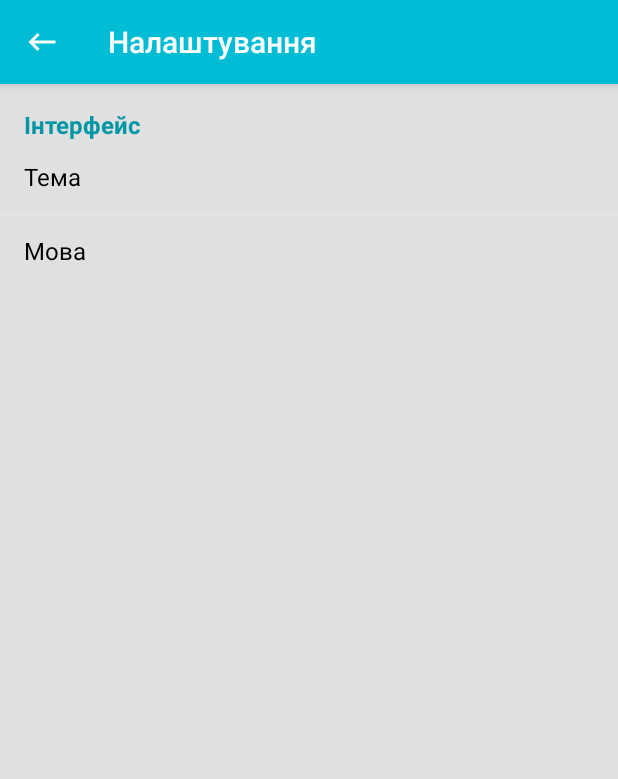
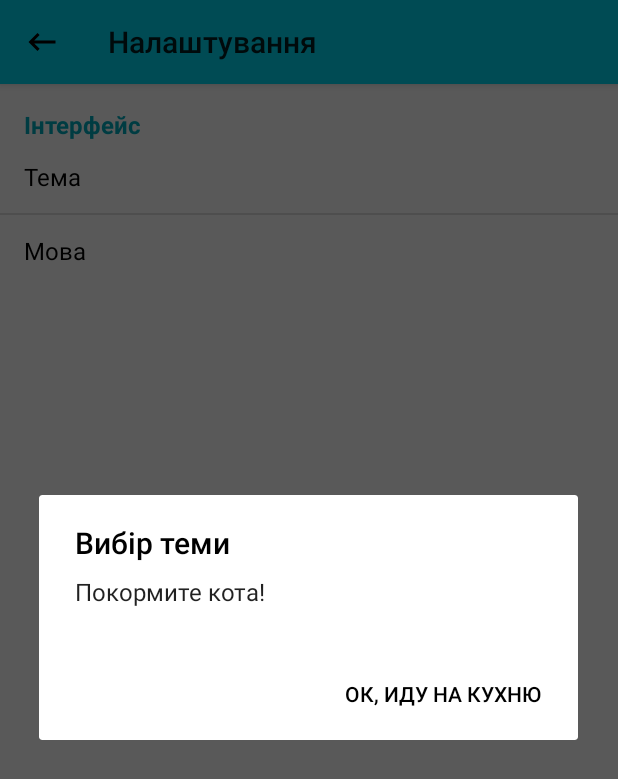
Before and after one commit to XBICT/-MyNotes, an Android app: the SettingsActivity screen opened directly, with no data from a screen before it, after a tap on "Тема", on a phone screen of 412 x 824 dp. Shown: the top 779 px of the screen. Run offline under Robolectric (Android 15) with nearby library versions, the phone set to English and light mode, and no system bars.

Commit message:
cardView(delete,edit,title) settings(dialogs)

```diff
--- a/app/build.gradle
+++ b/app/build.gradle
@@ -6,7 +6,7 @@ android {
 
     defaultConfig {
         applicationId "com.prosto.mynotes"
-        minSdkVersion 22
+        minSdkVersion 21
         targetSdkVersion 23
         versionCode 1
         versionName "1.0"
--- a/app/src/main/java/com/prosto/mynotes/MainActivity.java
+++ b/app/src/main/java/com/prosto/mynotes/MainActivity.java
@@ -33,6 +33,7 @@ import com.mikepenz.materialdrawer.model.interfaces.IDrawerItem;
 import com.mikepenz.materialdrawer.model.interfaces.IProfile;
 
 import java.io.BufferedReader;
+import java.io.File;
 import java.io.FileInputStream;
 import java.io.FileOutputStream;
 import java.io.IOException;
@@ -40,6 +41,8 @@ import java.io.InputStreamReader;
 import java.util.ArrayList;
 
 public class MainActivity extends AppCompatActivity {
+   // File notes = new File( PATH);
+  //  File title = new File( PATH_TITLES);
     private static final String PATH = "data.txt";
     private static final String PATH_TITLES = "title.txt";
     private static String LOG_TAG = "CardViewActivity";
--- a/app/src/main/java/com/prosto/mynotes/SettingsActivity.java
+++ b/app/src/main/java/com/prosto/mynotes/SettingsActivity.java
@@ -65,6 +65,34 @@ public class SettingsActivity extends AppCompatActivity {
             @Override
             public void onItemClick(AdapterView<?> parent, View view, int position, long id) {
                 view.setSelected(true);
+                AlertDialog.Builder builder = new AlertDialog.Builder(SettingsActivity.this);
+                switch (position){
+                    case 0:
+                        builder.setTitle("Вибір теми")
+                                .setMessage("Покормите кота!")
+                                .setCancelable(true)
+                                .setNegativeButton("ОК, иду на кухню",
+                                        new DialogInterface.OnClickListener() {
+                                            public void onClick(DialogInterface dialog, int id) {
+                                                dialog.cancel();
+                                            }
+                                        });
+                        break;
+                    case 1:
+                        builder.setTitle("Вибір мови")
+                                .setMessage("Покормите кота!")
+                                .setCancelable(true)
+                                .setNegativeButton("ОК, иду на кухню",
+                                        new DialogInterface.OnClickListener() {
+                                            public void onClick(DialogInterface dialog, int id) {
+                                                dialog.cancel();
+                                            }
+                                        });
+
+                        break;
+                }
+                AlertDialog alert = builder.create();
+                alert.show();
                 Toast toast = Toast.makeText(getApplicationContext(),  settingsAdapter.getItem(position), Toast.LENGTH_SHORT);
                 toast.show();
             }
--- a/app/src/main/res/drawable/keyboard_backspace.xml
+++ b/app/src/main/res/drawable/keyboard_backspace.xml
@@ -4,5 +4,5 @@
     android:width="24dp"
     android:viewportWidth="24"
     android:viewportHeight="24">
-    <path android:fillColor="#fff" android:pathData="M21,11H6.83L10.41,7.41L9,6L3,12L9,18L10.41,16.58L6.83,13H21V11Z" />
+    <path android:fillColor="#000" android:pathData="M21,11H6.83L10.41,7.41L9,6L3,12L9,18L10.41,16.58L6.83,13H21V11Z" />
 </vector>
--- a/app/src/main/res/layout/settings_layout.xml
+++ b/app/src/main/res/layout/settings_layout.xml
@@ -28,13 +28,13 @@
             android:layout_marginTop="72dp"
             android:layout_marginRight="16dp"
             android:layout_alignParentStart="true" />
-
         <ListView
             android:layout_width="wrap_content"
             android:layout_height="wrap_content"
             android:id="@+id/listSettings"
             android:layout_alignParentStart="true"
-            android:layout_below="@+id/textView" />
+            android:layout_below="@+id/textView"
+            style="@style/Base.Widget.AppCompat.ListView" />
 
     </RelativeLayout>
     <android.support.design.widget.CoordinatorLayout
--- a/app/src/main/res/values/styles.xml
+++ b/app/src/main/res/values/styles.xml
@@ -1,7 +1,7 @@
 <?xml version="1.0" encoding="utf-8"?>
 <resources>
 
-<style name="AppTheme" parent="Theme.AppCompat.NoActionBar"/>
+<style name="AppTheme" parent="Theme.AppCompat.Light.NoActionBar"/>
 
 <style name="AppDefault" parent="AppTheme">
     <item name="colorPrimary">@color/colorPrimary</item>
@@ -9,22 +9,19 @@
     <item name="colorAccent">@color/colorAccent</item>
     <item name="windowNoTitle">true</item>
     <item name="android:textColor">@color/TextColor</item>
-    <item name="android:colorControlNormal">@color/white</item>
 
 
 </style>
 
     <style name="ListViewStyle.Light" parent="android:style/Widget.ListView">
-        <item name="android:padding">10dp</item>
-        <item name="android:elevation">2dp</item>
-        <item name="android:height">40dp</item>
+        <item name="background">@color/BGNgoodle</item>
+        <item name="android:padding">16dp</item>
+        <item name="android:divider">@color/material_grey_500</item>
         <item name="android:dividerHeight">1dp</item>
         <item name="android:drawSelectorOnTop">false</item>
-        <item name="android:cacheColorHint">#00000000</item>
-
+        <item name="android:cacheColorHint">@color/material_grey_500</item>
 
     </style>
-
 
     <style name="StateText">
         <item name="android:layout_width">0dp</item>
```
Also changed, not shown: app/src/main/java/com/prosto/mynotes/Constants.java (deleted, +0 -7 lines), app/src/main/java/com/prosto/mynotes/adapter/TabsPagerFragmentAdapter.java (deleted, +0 -51 lines), app/src/main/java/com/prosto/mynotes/fragment/NoteFragment.java (deleted, +0 -34 lines), app/src/main/java/com/prosto/mynotes/fragment/NotificationFragment.java (deleted, +0 -36 lines), app/src/main/java/com/prosto/mynotes/fragment/TestFragment.java (deleted, +0 -36 lines), 1 other file.
